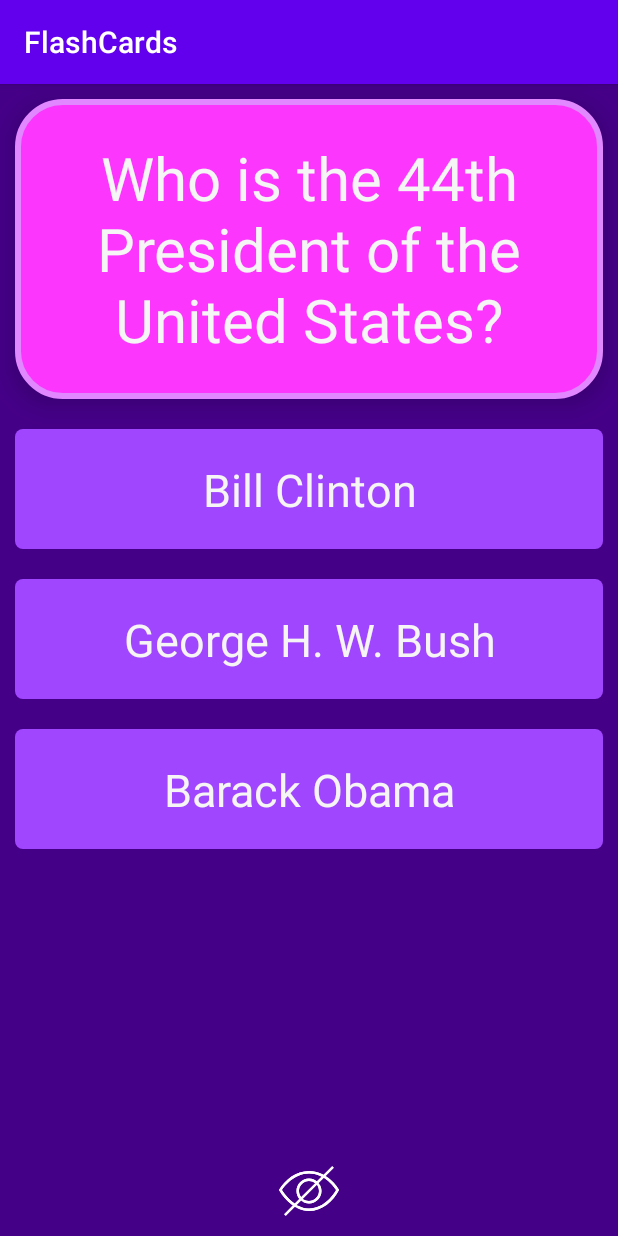
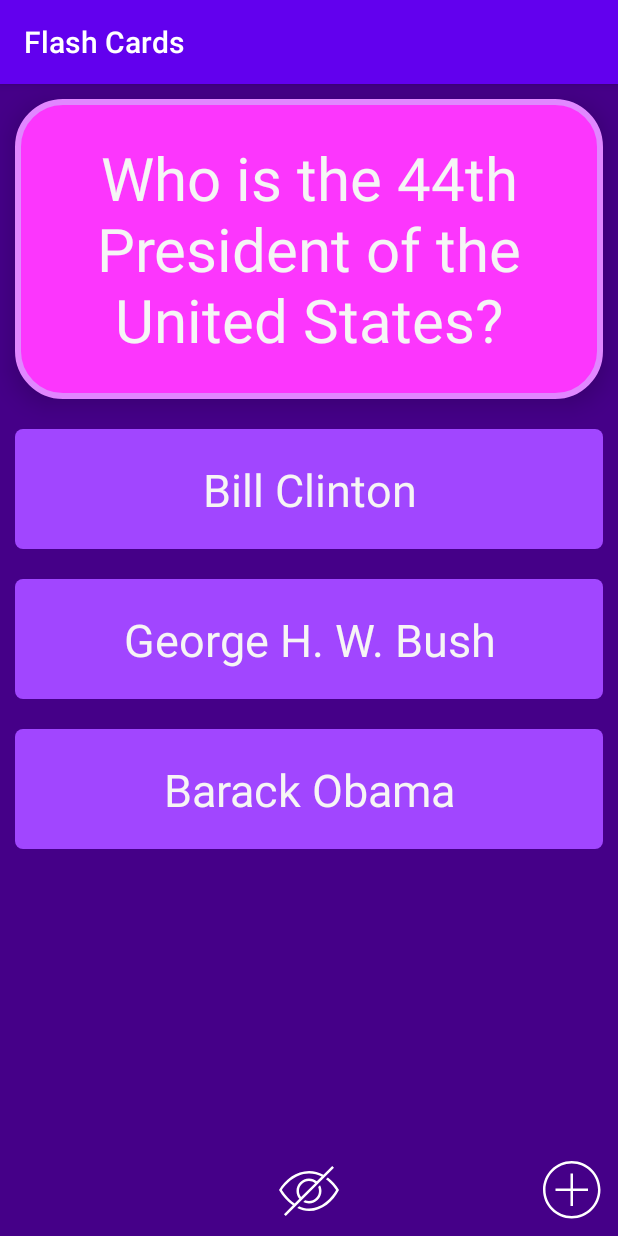
Before and after one commit to melissa-perez/FlashCards, an Android app: the screen it shows after launch (MainActivity), on a phone screen of 412 x 824 dp. Run offline under Robolectric (Android 15) with nearby library versions, the phone set to English and light mode, and no system bars.

Commit message:
made buttons add and cancel work

```diff
--- a/app/src/main/AndroidManifest.xml
+++ b/app/src/main/AndroidManifest.xml
@@ -9,6 +9,7 @@
         android:roundIcon="@mipmap/ic_launcher_round"
         android:supportsRtl="true"
         android:theme="@style/Theme.FlashCards">
+        <activity android:name=".AddCardActivity"></activity>
         <activity android:name=".MainActivity">
             <intent-filter>
                 <action android:name="android.intent.action.MAIN" />
--- a/app/src/main/java/com/example/flashcards/MainActivity.java
+++ b/app/src/main/java/com/example/flashcards/MainActivity.java
@@ -1,5 +1,6 @@
 package com.example.flashcards;
 
+import android.content.Intent;
 import android.support.v7.app.AppCompatActivity;
 import android.os.Bundle;
 import android.text.Editable;
@@ -16,12 +17,12 @@ public class MainActivity extends AppCompatActivity {
     protected void onCreate(Bundle savedInstanceState) {
         super.onCreate(savedInstanceState);
         setContentView(R.layout.activity_main);
-
+        this.setTitle("Flash Cards");
 
         TextView flashcardQuestion = findViewById(R.id.flashcard_question);
         TextView flashcardAnswer = findViewById(R.id.flashcard_answer);
         ImageView eyeToggle = findViewById(R.id.hide_icon);
-
+        ImageView addCard = findViewById(R.id.add_icon);
         TextView wrongAnswer1 = findViewById(R.id.choice1);
         TextView wrongAnswer2 = findViewById(R.id.choice2);
         TextView correctAnswer = findViewById(R.id.choice3);
@@ -33,6 +34,7 @@ public class MainActivity extends AppCompatActivity {
                 flashcardAnswer.setVisibility(View.VISIBLE);
             }
         });
+
         flashcardAnswer.setOnClickListener(new View.OnClickListener() {
             @Override
             public void onClick(View v){
@@ -40,22 +42,23 @@ public class MainActivity extends AppCompatActivity {
                 flashcardAnswer.setVisibility(View.INVISIBLE);
             }
         });
+
         wrongAnswer1.setOnClickListener(new View.OnClickListener() {
             @Override
             public void onClick(View v){
                 wrongAnswer1.setBackgroundColor(getResources().getColor(R.color.incorrect_red,
                         null));
-
             }
         });
+
         wrongAnswer2.setOnClickListener(new View.OnClickListener() {
             @Override
             public void onClick(View v){
                 wrongAnswer2.setBackgroundColor(getResources().getColor(R.color.incorrect_red,
                         null));
-
             }
         });
+
         correctAnswer.setOnClickListener(new View.OnClickListener() {
             @Override
             public void onClick(View v){
@@ -64,10 +67,10 @@ public class MainActivity extends AppCompatActivity {
 
             }
         });
+
         eyeToggle.setOnClickListener(new View.OnClickListener() {
             @Override
             public void onClick(View v){
-                System.out.println(isShowingAnswers);
                 if(isShowingAnswers) {
                     isShowingAnswers = false;
                     eyeToggle.setImageResource(R.drawable.ic_iconmonstr_eye_thin);
@@ -84,5 +87,17 @@ public class MainActivity extends AppCompatActivity {
                 }
             }
         });
+
+        // Add--Cancel Button, bottom right anchor
+        addCard.setOnClickListener(new View.OnClickListener() {
+            @Override
+            public void onClick(View v){
+                    Intent addCardIntent = new Intent(MainActivity.this,
+                            AddCardActivity.class);
+                    MainActivity.this.startActivity(addCardIntent);
+
+                }
+
+        });
     }
 }
--- /dev/null
+++ b/app/src/main/res/drawable/ic_iconmonstr_plus_circle_thin.xml
@@ -0,0 +1,10 @@
+<vector xmlns:android="http://schemas.android.com/apk/res/android"
+    android:width="24dp"
+    android:height="24dp"
+    android:viewportWidth="24"
+    android:viewportHeight="24">
+  <path
+      android:fillColor="#FF000000"
+      android:pathData="M11.5,0c6.347,0 11.5,5.153 11.5,11.5s-5.153,11.5 -11.5,11.5 -11.5,-5.153 -11.5,-11.5 5.153,-11.5 11.5,-11.5zM11.5,1c5.795,0 10.5,4.705 10.5,10.5s-4.705,10.5 -10.5,10.5 -10.5,-4.705 -10.5,-10.5 4.705,-10.5 10.5,-10.5zM12,11h6v1h-6v6h-1v-6h-6v-1h6v-6h1v6z"
+      android:fillType="evenOdd"/>
+</vector>
--- a/app/src/main/res/layout/activity_main.xml
+++ b/app/src/main/res/layout/activity_main.xml
@@ -94,6 +94,7 @@
         android:layout_marginTop="10dp"
         android:layout_marginEnd="10dp"
         android:layout_marginBottom="10dp"
+        android:visibility="invisible"
         android:tint="@color/white"/>
 
     <ImageView
@@ -109,4 +110,18 @@
         android:layout_marginBottom="10dp"
         android:tint="@color/white"/>
 
+    <ImageView
+        android:layout_width="40dp"
+        android:layout_height="40dp"
+        android:id="@+id/add_icon"
+        android:src="@drawable/ic_iconmonstr_plus_circle_thin"
+        android:layout_alignParentRight="true"
+        android:layout_alignParentBottom="true"
+        android:layout_centerHorizontal="true"
+        android:layout_marginStart="10dp"
+        android:layout_marginTop="10dp"
+        android:layout_marginEnd="10dp"
+        android:layout_marginBottom="10dp"
+        android:tint="@color/white"/>
+
 </RelativeLayout>
```
Also changed, not shown: app/src/main/java/com/example/flashcards/AddCardActivity.java (added, +30 -0 lines), app/src/main/res/drawable/ic_iconmonstr_x_mark_circle_thin.xml (added, +10 -0 lines), app/src/main/res/layout/activity_add_card.xml (added, +26 -0 lines).
